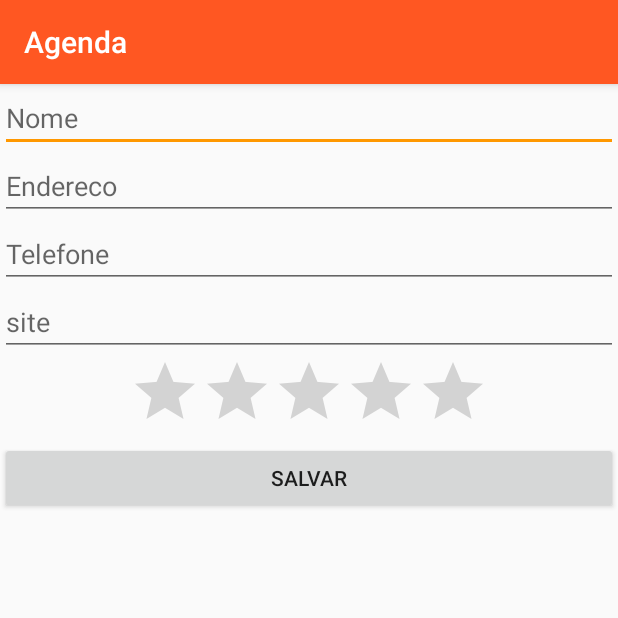
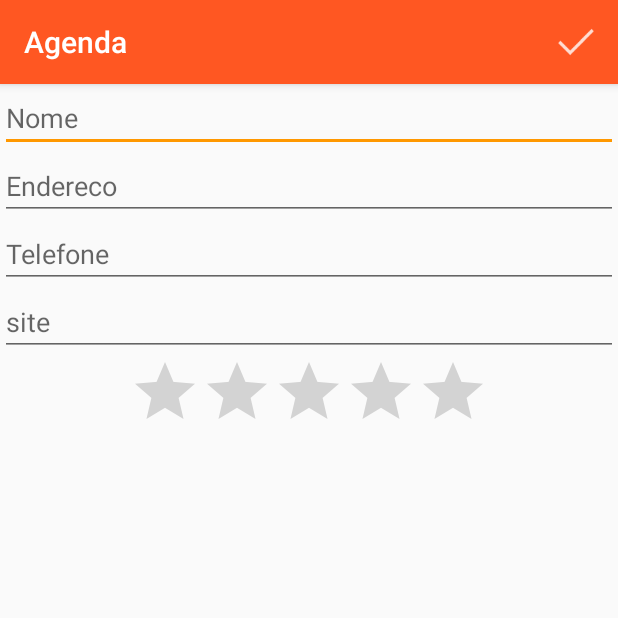
Before and after one commit to Viktoorrocha/Agenda, an Android app: the FormularioActivity screen opened directly, with no data from a screen before it, on a phone screen of 412 x 824 dp, the top half of it. Run offline under Robolectric (Android 15) with nearby library versions, the phone set to English and light mode, and no system bars.

Commit message:
Adicionando FormularioHelper

```diff
--- a/app/src/main/java/viktorrocha/br/com/agenda/FormularioActivity.java
+++ b/app/src/main/java/viktorrocha/br/com/agenda/FormularioActivity.java
@@ -5,26 +5,24 @@ import android.support.v7.app.AppCompatActivity;
 import android.os.Bundle;
 import android.view.Menu;
 import android.view.MenuInflater;
+import android.view.MenuItem;
 import android.view.View;
 import android.widget.Button;
+import android.widget.EditText;
 import android.widget.Toast;
 
+import viktorrocha.br.com.agenda.modelo.Aluno;
+
 public class FormularioActivity extends AppCompatActivity {
+
+    private FormularioHelper helper;
 
     @Override
     protected void onCreate(Bundle savedInstanceState) {
         super.onCreate(savedInstanceState);
         setContentView(R.layout.activity_formulario);
 
-        Button botalSalvar = findViewById(R.id.formulario_salvar);
-        botalSalvar.setOnClickListener(new View.OnClickListener() {
-            @Override
-            public void onClick(View v) {
-                Toast.makeText(FormularioActivity.this, "Aluno Salvo", Toast.LENGTH_SHORT).show();
-                finish();
-            }
-        });
-
+         helper = new FormularioHelper(this);
     }
 
     @Override
@@ -34,4 +32,20 @@ public class FormularioActivity extends AppCompatActivity {
         inflater.inflate(R.menu.menu_formulario, menu);
         return super.onCreateOptionsMenu(menu);
     }
+
+    @Override
+    public boolean onOptionsItemSelected(MenuItem item) {
+        switch (item.getItemId()){
+            case R.id.menu_formulario_ok:
+
+                Aluno aluno = helper.pegaAluno();
+
+                Toast.makeText(FormularioActivity.this, "Aluno " + aluno.getNome() + " Salvo!", Toast.LENGTH_SHORT).show();
+
+                finish();
+                break;
+        }
+
+        return super.onOptionsItemSelected(item);
+    }
 }
--- /dev/null
+++ b/app/src/main/java/viktorrocha/br/com/agenda/FormularioHelper.java
@@ -0,0 +1,35 @@
+package viktorrocha.br.com.agenda;
+
+import android.media.Rating;
+import android.widget.EditText;
+import android.widget.RatingBar;
+
+import viktorrocha.br.com.agenda.modelo.Aluno;
+
+public class FormularioHelper {
+
+    private final EditText campoNome;
+    private final EditText campoEndereco;
+    private final EditText campoTelefone;
+    private final EditText campoSite;
+    private final RatingBar campoNota;
+
+    public FormularioHelper(FormularioActivity activity){
+        campoNome = activity.findViewById(R.id.formulario_nome);
+        campoEndereco = activity.findViewById(R.id.formulario_endereco);
+        campoTelefone = activity.findViewById(R.id.formulario_telefone);
+        campoSite = activity.findViewById(R.id.formulario_site);
+        campoNota = activity.findViewById(R.id.formulario_nota);
+    }
+
+    public Aluno pegaAluno() {
+
+        Aluno aluno = new Aluno();
+        aluno.setNome(campoNome.getText().toString());
+        aluno.setEndereco(campoEndereco.getText().toString());
+        aluno.setTelefone(campoTelefone.getText().toString());
+        aluno.setSite(campoSite.getText().toString());
+        aluno.setNota(Double.valueOf(campoNota.getProgress()));
+        return  aluno;
+    }
+}
--- /dev/null
+++ b/app/src/main/res/drawable/ic_launcher_background.xml
@@ -0,0 +1,4 @@
+<?xml version="1.0" encoding="utf-8"?>
+<selector xmlns:android="http://schemas.android.com/apk/res/android">
+
+</selector>
--- /dev/null
+++ b/app/src/main/res/drawable/ic_launcher_foreground.xml
@@ -0,0 +1,4 @@
+<?xml version="1.0" encoding="utf-8"?>
+<selector xmlns:android="http://schemas.android.com/apk/res/android">
+
+</selector>
--- a/app/src/main/res/layout/activity_formulario.xml
+++ b/app/src/main/res/layout/activity_formulario.xml
@@ -44,11 +44,6 @@
         android:max="10"
         />
 
-    <Button
-        android:id="@+id/formulario_salvar"
-        android:layout_width="match_parent"
-        android:layout_height="wrap_content"
-        android:text="Salvar"/>
 
 </LinearLayout>
 
--- a/app/src/main/res/menu/menu_formulario.xml
+++ b/app/src/main/res/menu/menu_formulario.xml
@@ -1,4 +1,10 @@
 <?xml version="1.0" encoding="utf-8"?>
-<menu xmlns:android="http://schemas.android.com/apk/res/android">
+<menu xmlns:android="http://schemas.android.com/apk/res/android"
+    xmlns:tools="http://schemas.android.com/apk/res-auto">
+
+    <item android:id="@+id/menu_formulario_ok"
+        android:title="Ok"
+        android:icon="@drawable/ic_confirmar"
+        tools:showAsAction="always"/>
 
 </menu>
```
Also changed, not shown: app/src/main/java/viktorrocha/br/com/agenda/modelo/Aluno.java (added, +60 -0 lines).
